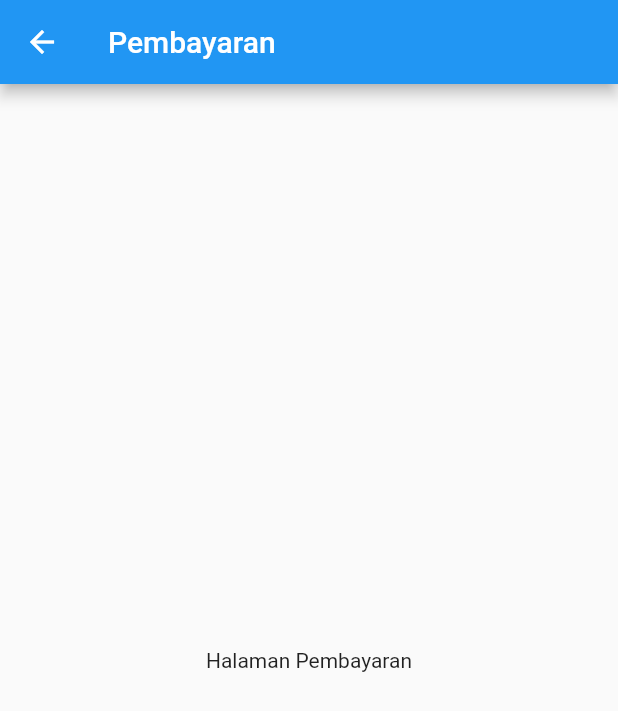
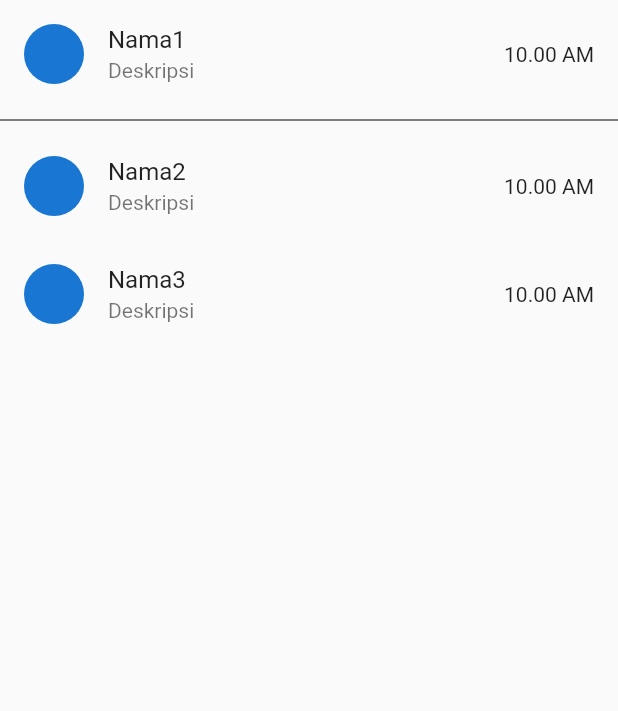
Before and after one commit to MuhammadAkbar11191047/Laundry-Kita, a Flutter app: the Pembayaran screen opened directly, on a phone screen of 412 x 824 dp. Shown: the top 711 px of the screen. Run offline on Flutter 3.47's test engine with Material 2 defaults, Android fonts, the phone set to English and light mode, and no system bars; our stand-ins replace google_maps_flutter.

Commit message:
Update pembayaran.dart

```diff
--- a/lib/pembayaran.dart
+++ b/lib/pembayaran.dart
@@ -6,14 +6,33 @@ class Pembayaran extends StatelessWidget {
   @override
   Widget build(BuildContext context) {
     return Scaffold(
-      appBar: AppBar(
-        title: const Text('Pembayaran'),
-      ),
-      body: Center(
-        child: Column(
-          mainAxisAlignment: MainAxisAlignment.center,
-          children: const <Widget>[
-            Text('Halaman Pembayaran')
+      body: Container(
+        child: ListView(
+          children: [
+            ListTile(
+              leading: CircleAvatar(),
+              title: Text("Nama1"),
+              subtitle: Text("Deskripsi"),
+              trailing: Text("10.00 AM"),
+              onTap: () {},
+            ),
+            Divider(
+              color: Colors.black,
+            ),
+            ListTile(
+              leading: CircleAvatar(),
+              title: Text("Nama2"),
+              subtitle: Text("Deskripsi"),
+              trailing: Text("10.00 AM"),
+              onTap: () {},
+            ),
+            ListTile(
+              leading: CircleAvatar(),
+              title: Text("Nama3"),
+              subtitle: Text("Deskripsi"),
+              trailing: Text("10.00 AM"),
+              onTap: () {},
+            )
           ],
         ),
       ),
```
